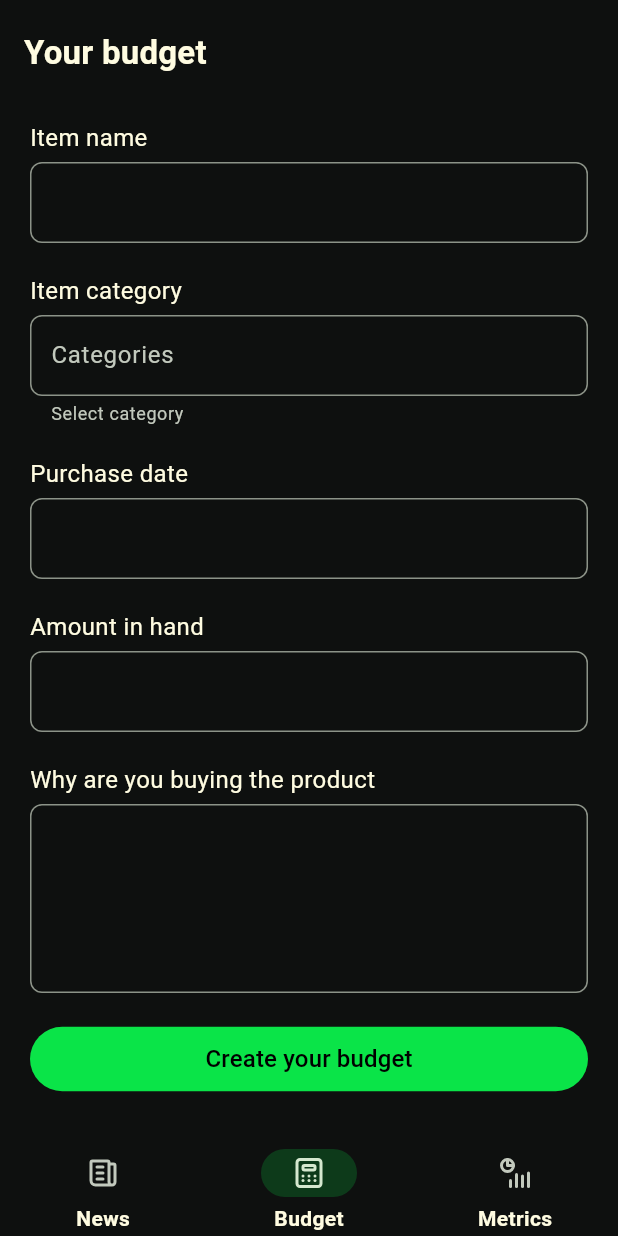
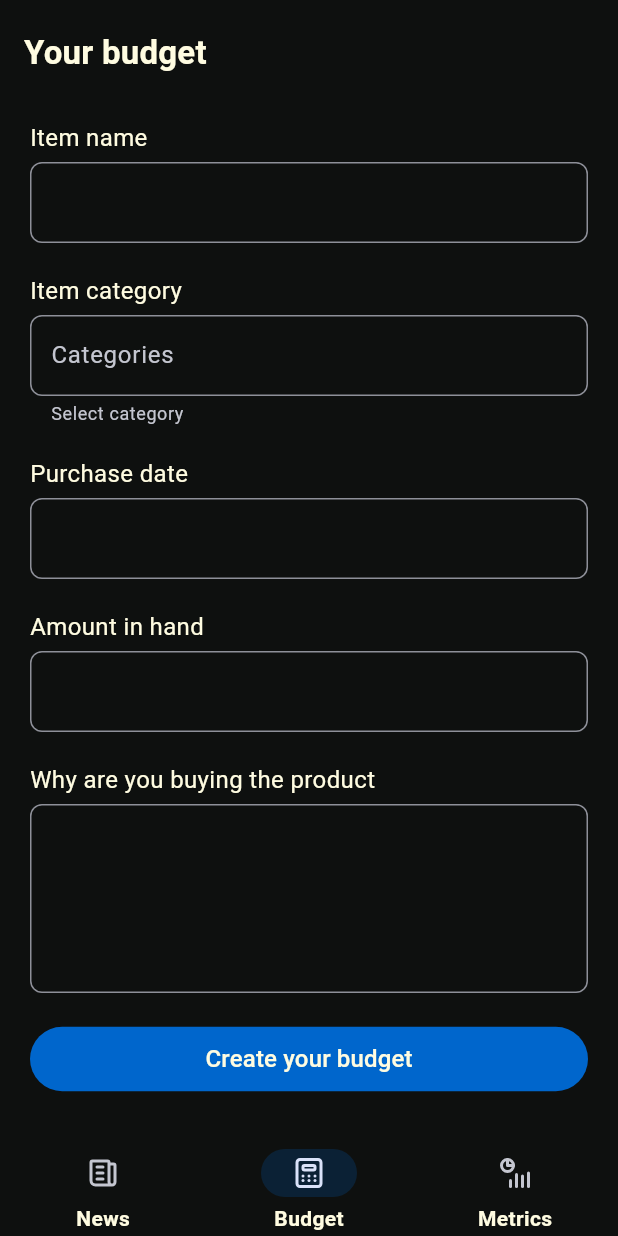
Before and after one commit to martin-codex3/Faceit, a Flutter app: the screen it shows after launch, item 2 of the bottom bar chosen, on a phone screen of 412 x 824 dp. Run offline on Flutter 3.47's test engine with Material 3 defaults, Android fonts, the phone set to English and light mode, and no system bars; our stand-ins replace dio, flutter_riverpod, flutter_tabler_icons, freezed_annotation; Roboto replaces fonts that are missing (ProFont).

Commit message:
changng app theme

```diff
--- a/app/lib/themes/app_colors.dart
+++ b/app/lib/themes/app_colors.dart
@@ -1,7 +1,7 @@
 import 'package:flutter/material.dart';
 
 class AppColors {
-  static Color primaryGreen = Color(0xff0ae448);
+  static Color primaryBlue = Color(0xff0066cc);
   static Color primaryBlack = Color(0xff0e100f);
   static Color primaryWhite = Color(0xfffffce1);
   static Color primaryRed = Color(0xffff2323);
--- a/app/lib/themes/app_theme.dart
+++ b/app/lib/themes/app_theme.dart
@@ -6,11 +6,11 @@ class AppTheme {
     useMaterial3: true,
 
     scaffoldBackgroundColor: AppColors.primaryBlack,
-    primaryColor: AppColors.primaryGreen,
+    primaryColor: AppColors.primaryBlue,
     fontFamily: "ProFont",
 
     colorScheme: ColorScheme.fromSeed(
-      seedColor: AppColors.primaryGreen,
+      seedColor: AppColors.primaryBlue,
       brightness: Brightness.dark,
     ),
 
@@ -52,7 +52,7 @@ class AppTheme {
         WidgetState.any: TextStyle(fontWeight: FontWeight.bold, fontSize: 14),
       }),
       labelBehavior: NavigationDestinationLabelBehavior.alwaysShow,
-      indicatorColor: AppColors.primaryGreen.withValues(alpha: 0.2),
+      indicatorColor: AppColors.primaryBlue.withValues(alpha: 0.2),
     ),
 
     // for the input theme
--- a/app/lib/widgets/styled_filled_button.dart
+++ b/app/lib/widgets/styled_filled_button.dart
@@ -17,8 +17,8 @@ class StyledFilledButton extends StatelessWidget {
       child: FilledButton(
         onPressed: onPressed,
         style: FilledButton.styleFrom(
-          backgroundColor: AppColors.primaryGreen,
-          foregroundColor: Colors.black,
+          backgroundColor: AppColors.primaryBlue,
+          foregroundColor: AppColors.primaryWhite,
           padding: const EdgeInsets.all(10),
         ),
         child: child,
```
Also changed, not shown: app/lib/pages/budget_page/budget_page.dart (+21 -0 lines).
